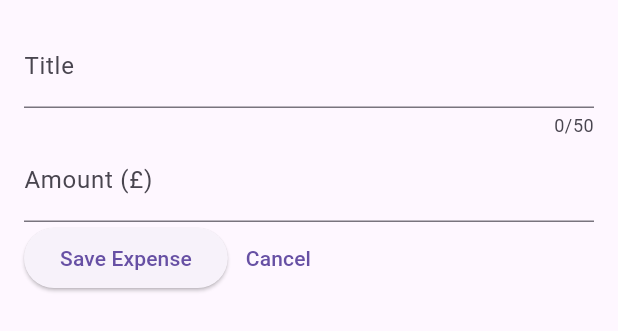
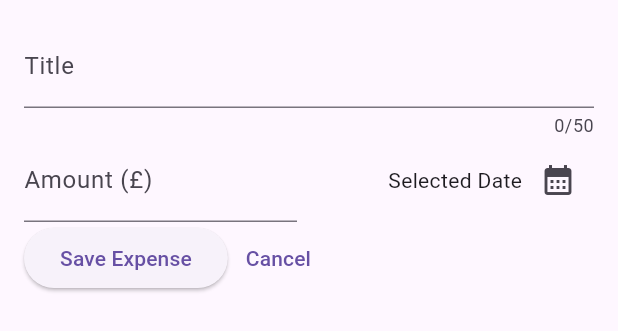
Before and after one commit to the-dext/flutter_course, a Flutter app: the NewExpense widget shown alone on an empty page, opened directly, on a phone screen of 412 x 824 dp. Shown: the top 331 px of the screen. Run offline on Flutter 3.47's test engine with Material 3 defaults, Android fonts, the phone set to English and light mode, and no system bars; our stand-ins replace google_fonts.

Commit message:
showing a date picker

```diff
--- a/expense_tracker/expense_tracker/lib/widgets/new_expense.dart
+++ b/expense_tracker/expense_tracker/lib/widgets/new_expense.dart
@@ -22,6 +22,15 @@ class _NewExpenseState extends State<NewExpense> {
     super.dispose();
   }
 
+  void _showDatePicker() {
+    showDatePicker(
+      context: context,
+      initialDate: DateTime.now(),
+      firstDate: DateTime.now().add(Duration(days: -365)),
+      lastDate: DateTime.now(),
+    );
+  }
+
   @override
   Widget build(BuildContext context) {
     return Padding(
@@ -33,13 +42,33 @@ class _NewExpenseState extends State<NewExpense> {
             maxLength: 50,
             decoration: InputDecoration(label: Text("Title")),
           ),
-          TextField(
+          Row(
+            children: [
+              Expanded(
+                child: TextField(
                   controller: _amountController,
                   keyboardType: TextInputType.numberWithOptions(decimal: true),
                   decoration: InputDecoration(
                     label: Text("Amount (£)"),
                     prefixText: "£",
                   ),
+                ),
+              ),
+              SizedBox(width: 16),
+              Expanded(
+                child: Row(
+                  mainAxisAlignment: MainAxisAlignment.end,
+                  crossAxisAlignment: CrossAxisAlignment.center,
+                  children: [
+                    Text('Selected Date'),
+                    IconButton(
+                      onPressed: _showDatePicker,
+                      icon: (Icon(Icons.calendar_month)),
+                    ),
+                  ],
+                ),
+              ),
+            ],
           ),
 
           Row(
```
Lines whose indentation alone changed are shown as unchanged.
